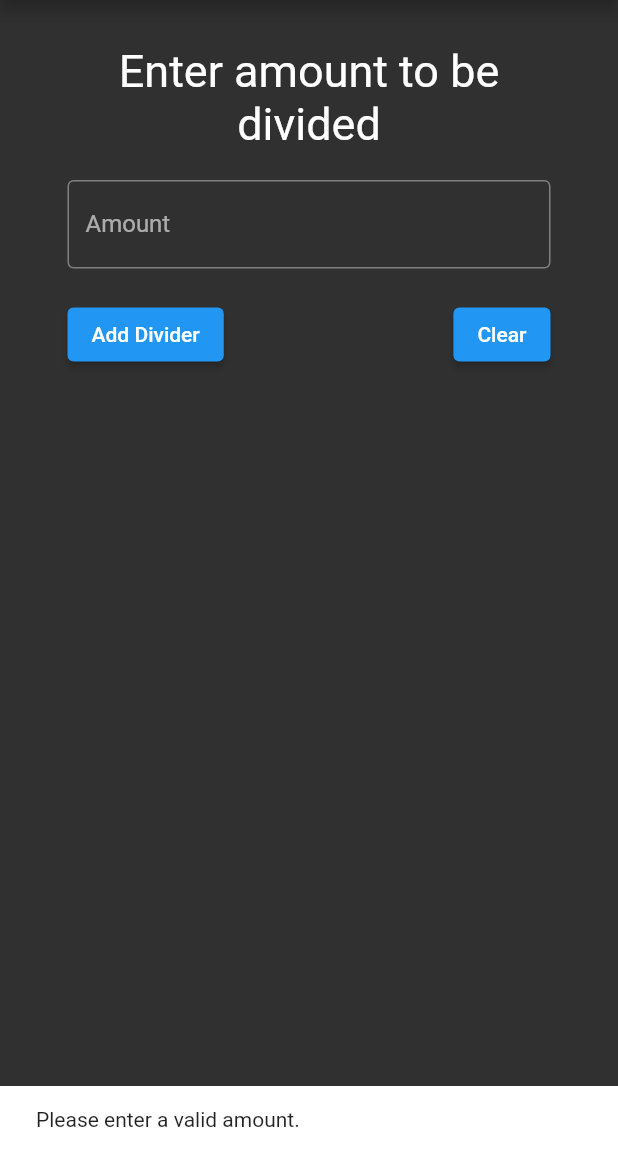
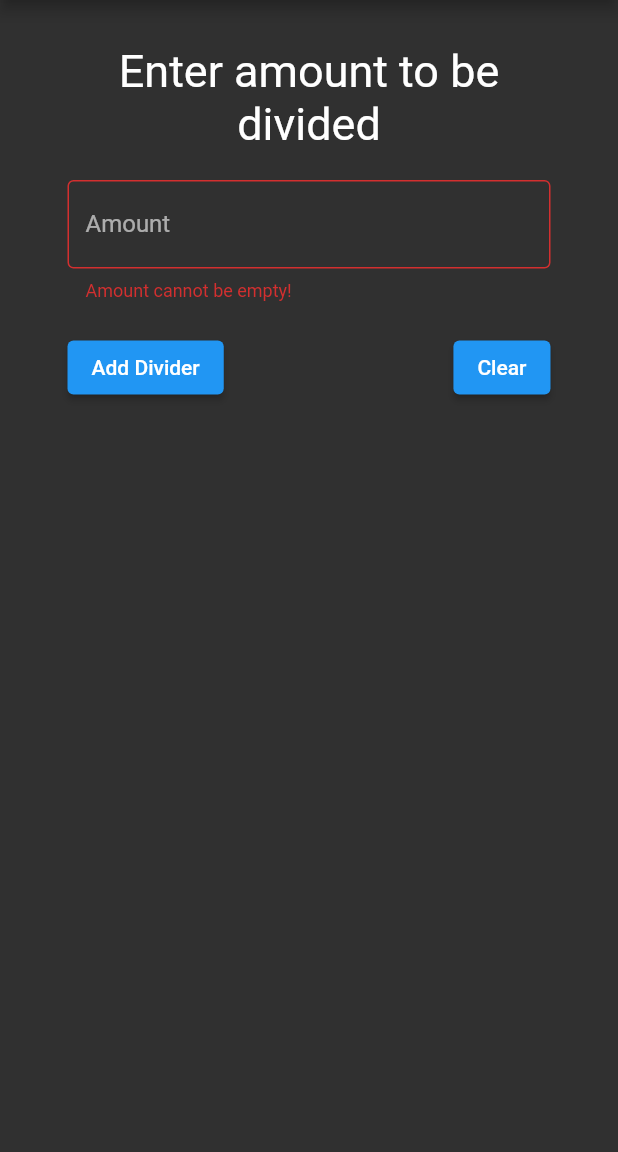
Before and after one commit to Markeryy/Money-Divider, a Flutter app: the screen it shows after launch, after a tap on "Add Divider", on a phone screen of 412 x 824 dp, the part 84-1236 px from its top. Run offline on Flutter 3.47's test engine with Material 2 defaults, Android fonts, the light colour scheme and no system bars.

Commit message:
refactor: divide text fields for modularity

```diff
--- a/money_divider/lib/main.dart
+++ b/money_divider/lib/main.dart
@@ -13,7 +13,7 @@ class MyApp extends StatelessWidget {
   Widget build(BuildContext context) {
     return MaterialApp(
       title: 'Money Divider',
-      home: HomeScreen(),
+      home: const HomeScreen(),
       theme: ThemeData.dark(),
     );
   }
--- a/money_divider/lib/widgets/get_amount.dart
+++ b/money_divider/lib/widgets/get_amount.dart
@@ -1,3 +1,5 @@
+// ignore_for_file: non_constant_identifier_names
+
 import 'package:flutter/material.dart';
 
 import '../models/money_divider.dart';
@@ -14,6 +16,7 @@ class _GetAmountState extends State<GetAmount> {
   final TextEditingController _dividerTitle = TextEditingController();
   final TextEditingController _dividerPercent = TextEditingController();
 
+  final _amountFormKey = GlobalKey<FormState>();
   final _formKey = GlobalKey<FormState>();  // to help with validation
   final bool _validate = false;
 
@@ -23,13 +26,62 @@ class _GetAmountState extends State<GetAmount> {
   List<MoneyDivider> moneyDividerList = [];
 
   //function to validate if string is a number
-  bool _isNumeric(String result) {
+  bool f_isNumeric(String result) {
     return double.tryParse(result) != null;
   }
 
-  Widget buildTextField(String label, TextEditingController _controller) {
+  Widget w_buildAmountTextField() {
     return TextFormField(
-      controller: _controller,
+      controller: _totalAmount,
+      keyboardType: TextInputType.number,
+      decoration: InputDecoration(
+      border: const OutlineInputBorder(),
+      labelText: 'Amount',
+      errorText: _validate ? 'Value can\'t be empty' : null),
+      validator: (value) {
+
+        //validates if value in controller/textfield is not empty
+        if (value == null || value.isEmpty) {
+          return 'Amount cannot be empty!';
+        }
+
+        //checks if input is integer (for amount)
+        if (!f_isNumeric(value)) {
+          return 'Only input numbers!';
+        }
+        return null;
+      },
+
+      onChanged: (textfieldValue) {
+        print(textfieldValue);
+        print('Changed!');
+      },
+    );
+  }
+
+  Widget w_buildDividerTitleTextField(String label) {
+    return TextFormField(
+      controller: _dividerTitle,
+      decoration: InputDecoration(
+      border: const OutlineInputBorder(),
+      labelText: label,
+      errorText: _validate ? 'Value can\'t be empty' : null),
+      validator: (value) {
+
+        //validates if value in controller/textfield is not empty
+        if (value == null || value.isEmpty) {
+          return '$label cannot be empty!';
+        }
+
+        return null;
+      },
+    );
+  }
+
+  Widget w_buildDividerPercentTextField(String label) {
+    return TextFormField(
+      controller: _dividerPercent,
+      keyboardType: TextInputType.number,
       decoration: InputDecoration(
       border: const OutlineInputBorder(),
       labelText: label,
@@ -42,12 +94,12 @@ class _GetAmountState extends State<GetAmount> {
         }
 
         //checks if input is integer (for integer forms)
-        if ((_controller == _totalAmount || _controller == _dividerPercent) && !_isNumeric(value)) {
+        if (!f_isNumeric(value)) {
           return 'Only input numbers!';
         }
 
         //if budgeting exceeded 100%
-        if (_controller == _dividerPercent && (currentPercentTotal + double.parse(value) > 100)) {
+        if (currentPercentTotal + double.parse(value) > 100) {
           return 'Budgeting exceeded the 100%';
         }
 
@@ -56,12 +108,12 @@ class _GetAmountState extends State<GetAmount> {
     );
   }
 
-  Widget addDividerButton() {
+  Widget w_addDividerButton() {
     return ElevatedButton(
       child: const Text('Save divider'),
       onPressed: () {
 
-        // if form is validated
+        // check first if divider form is validated
         if (_formKey.currentState!.validate()) {
 
           // create divider
@@ -75,8 +127,25 @@ class _GetAmountState extends State<GetAmount> {
             moneyDividerList.add(moneyDivider); // add divider
             _dividerTitle.clear();  // clear the text buttons
             _dividerPercent.clear();
+            Navigator.pop(context); // remove the sheet after adding
           });
         }
+
+      },
+    );
+  }
+
+  Widget w_clearDividerButton() {
+    return ElevatedButton(
+      child: const Text('Clear'),
+      onPressed: () {
+        setState(() {
+          currentPercentTotal = 0;
+          moneyDividerList.clear(); // clear the percentage
+          _totalAmount.clear();     // clear the text fields
+          _dividerTitle.clear();
+          _dividerPercent.clear();
+        });
       },
     );
   }
@@ -86,18 +155,8 @@ class _GetAmountState extends State<GetAmount> {
       child: const Text('Add Divider'),
       onPressed: () {
 
-        // VALIDATOR FOR ENTERING AMOUNT
-        if (!_isNumeric(_totalAmount.text)) {
-          ScaffoldMessenger.of(context).hideCurrentSnackBar();
-          ScaffoldMessenger.of(context).showSnackBar(
-            const SnackBar(
-              content: Text('Please enter a valid amount.'),
-              duration: Duration(seconds: 2),
-            ),
-          );
-          return;
-        }
-
+        // check first if amount is validated
+        if (_amountFormKey.currentState!.validate()) {
           // BOTTOM SHEET
           showModalBottomSheet(
             context: context,
@@ -109,23 +168,22 @@ class _GetAmountState extends State<GetAmount> {
                   // GET DIVIDER TITLE
                   Container(
                     padding: const EdgeInsets.fromLTRB(30, 20, 30, 10),
-                  child: buildTextField('Divider Title', _dividerTitle),
+                    child: w_buildDividerTitleTextField('Divider Title'),
                   ),
 
                   // GET DIVIDER PERCENTAGE
                   Container(
                     padding: const EdgeInsets.symmetric(vertical: 10, horizontal: 30),
-                  child: buildTextField('Divider Percent', _dividerPercent)
+                    child: w_buildDividerPercentTextField('Divider Percent'),
                   ),
 
                   // ADD BUTTON
-
                   Container(
                     padding: const EdgeInsets.symmetric(vertical: 10, horizontal: 30),
                     child: Row(
                       mainAxisAlignment: MainAxisAlignment.center,
                       children: [
-                      addDividerButton(),
+                        w_addDividerButton(),
                         ElevatedButton(
                           child: const Text('Close'),
                           onPressed: () {
@@ -136,26 +194,11 @@ class _GetAmountState extends State<GetAmount> {
                     ),
                   ),
 
-              ]
+                ],
               ),
             ),
           );
-
-      },
-    );
         }
-
-  Widget clearDividerButton() {
-    return ElevatedButton(
-      child: const Text('Clear'),
-      onPressed: () {
-        setState(() {
-          currentPercentTotal = 0;
-          moneyDividerList.clear(); // clear the percentage
-          _totalAmount.clear();     // clear the text fields
-          _dividerTitle.clear();
-          _dividerPercent.clear();
-        });
       },
     );
   }
@@ -183,7 +226,10 @@ class _GetAmountState extends State<GetAmount> {
 
               Container(
                 padding: const EdgeInsets.symmetric(vertical: 10, horizontal: 30),
-                child: buildTextField('Amount', _totalAmount),
+                child: Form(
+                  key: _amountFormKey,
+                  child: w_buildAmountTextField(),
+                ),
               ),
 
               // ROW OF BUTTONS
@@ -193,7 +239,7 @@ class _GetAmountState extends State<GetAmount> {
                   mainAxisAlignment: MainAxisAlignment.spaceBetween,
                   children: [
                     showAddDivider(),
-                    clearDividerButton(),
+                    w_clearDividerButton(),
                   ],
                 ),
               ),
```
Lines whose indentation alone changed are shown as unchanged.
